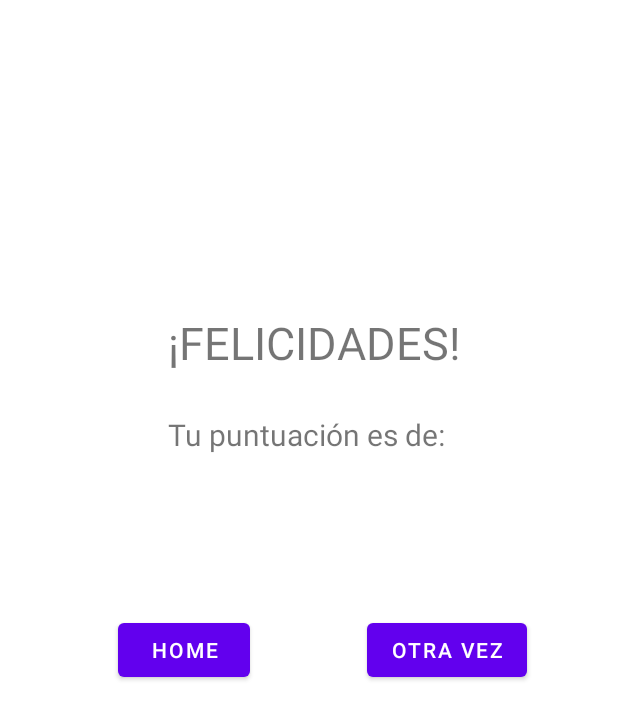
After one commit to areypo/Puzzle, an Android app: the layout fragment_congrats_dialogue.xml on its own in the app's theme, with its tools: preview values and no code run, on a phone screen of 412 x 824 dp. The commit adds this screen. Shown: the top 719 px of the screen. Run offline under Robolectric (Android 15) with nearby library versions, the phone set to English and light mode, and no system bars.

Commit message:
Añadido comportamiento al completar el puzzle

```diff
--- /dev/null
+++ b/app/src/main/res/layout/fragment_congrats_dialogue.xml
@@ -0,0 +1,84 @@
+<RelativeLayout xmlns:android="http://schemas.android.com/apk/res/android"
+    xmlns:app="http://schemas.android.com/apk/res-auto"
+    xmlns:tools="http://schemas.android.com/tools"
+    android:id="@+id/mainLyt"
+    android:layout_width="match_parent"
+    android:layout_height="match_parent">
+
+
+    <androidx.constraintlayout.widget.ConstraintLayout
+        android:layout_width="351dp"
+        android:layout_height="293dp"
+        android:layout_alignParentTop="true"
+        android:layout_marginStart="30dp"
+        android:layout_marginTop="172dp"
+        android:background="#FFFFFF"
+        android:paddingTop="10dp">
+
+        <TextView
+            android:id="@+id/congrats"
+            android:layout_width="wrap_content"
+            android:layout_height="wrap_content"
+            android:layout_marginStart="72dp"
+            android:layout_marginTop="16dp"
+            android:padding="10dp"
+            android:text="@string/congrats"
+            android:textAlignment="center"
+            android:textAllCaps="true"
+            android:textSize="30sp"
+            app:layout_constraintStart_toStartOf="parent"
+            app:layout_constraintTop_toTopOf="parent" />
+
+        <TextView
+            android:id="@+id/yourScore"
+            android:layout_width="wrap_content"
+            android:layout_height="wrap_content"
+            android:layout_marginStart="72dp"
+            android:layout_marginTop="84dp"
+            android:padding="10dp"
+            android:text="@string/puzzle_completed"
+            android:textAlignment="center"
+            android:textSize="20sp"
+            app:layout_constraintStart_toStartOf="parent"
+            app:layout_constraintTop_toTopOf="parent" />
+
+        <TextView
+            android:id="@+id/score"
+            android:layout_width="293dp"
+            android:layout_height="91dp"
+            android:layout_marginStart="28dp"
+            android:layout_marginTop="128dp"
+            android:padding="10dp"
+            android:text=""
+            android:textAlignment="center"
+            android:textColor="@android:color/holo_purple"
+            android:textSize="40sp"
+            app:layout_constraintStart_toStartOf="parent"
+            app:layout_constraintTop_toTopOf="parent" />
+
+        <Button
+            android:id="@+id/buttonToHome"
+            android:layout_width="wrap_content"
+            android:layout_height="wrap_content"
+            android:layout_marginTop="8dp"
+            android:text="@string/menu_home"
+            app:layout_constraintEnd_toEndOf="parent"
+            app:layout_constraintHorizontal_bias="0.186"
+            app:layout_constraintStart_toStartOf="parent"
+            app:layout_constraintTop_toBottomOf="@+id/score" />
+
+        <Button
+            android:id="@+id/buttonToSelectImg"
+            android:layout_width="wrap_content"
+            android:layout_height="wrap_content"
+            android:layout_marginTop="8dp"
+            android:text="@string/new_puzzle"
+            app:layout_constraintEnd_toEndOf="parent"
+            app:layout_constraintHorizontal_bias="0.877"
+            app:layout_constraintStart_toStartOf="parent"
+            app:layout_constraintTop_toBottomOf="@+id/score" />
+
+
+    </androidx.constraintlayout.widget.ConstraintLayout>
+
+</RelativeLayout>
--- a/app/src/main/res/values/strings.xml
+++ b/app/src/main/res/values/strings.xml
@@ -14,4 +14,8 @@
     <!-- TODO: Remove or change this placeholder text -->
     <string name="hello_blank_fragment">Hello blank fragment</string>
     <string name="SeleccionarDificultad">Seleccione Dificultad</string>
+    <string name="clickPieces">Seleccione una pieza para cambiarla de posición</string>
+    <string name="congrats">¡Felicidades!</string>
+    <string name="puzzle_completed">Tu puntuación es de:</string>
+    <string name="new_puzzle">Otra vez</string>
 </resources>
```
Also changed, not shown: app/src/main/java/com/manytiles/p8/ui/PuzzleFragment.java (+43 -8 lines), app/src/main/res/layout/fragment_puzzle.xml (+15 -3 lines).
